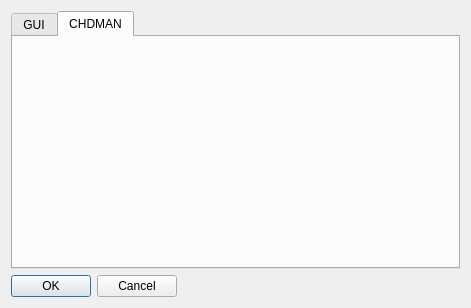
Qt form tools/qchdman/preferencesdialog.ui (qmc2/qmc2-mame-fe) before a commit.
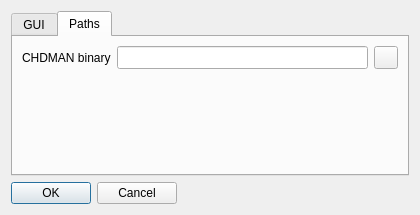
The same form after that commit. The open tabs and pages were chosen to show the change. Icons and pictures are not drawn.

Diff of the .ui file:
```diff
--- a/tools/qchdman/preferencesdialog.ui
+++ b/tools/qchdman/preferencesdialog.ui
@@ -6,8 +6,8 @@
    <rect>
     <x>0</x>
     <y>0</y>
-    <width>471</width>
-    <height>308</height>
+    <width>420</width>
+    <height>215</height>
    </rect>
   </property>
   <property name="windowTitle">
@@ -26,8 +26,54 @@
      </widget>
      <widget class="QWidget" name="tabCHDMAN">
       <attribute name="title">
-       <string>CHDMAN</string>
+       <string>Paths</string>
       </attribute>
+      <layout class="QGridLayout" name="gridLayout_2">
+       <item row="0" column="0">
+        <widget class="QLabel" name="labelChdmanBinary">
+         <property name="text">
+          <string>CHDMAN binary</string>
+         </property>
+        </widget>
+       </item>
+       <item row="0" column="1">
+        <widget class="QLineEdit" name="lineEditChdmanBinary">
+         <property name="sizePolicy">
+          <sizepolicy hsizetype="Expanding" vsizetype="Minimum">
+           <horstretch>0</horstretch>
+           <verstretch>0</verstretch>
+          </sizepolicy>
+         </property>
+        </widget>
+       </item>
+       <item row="0" column="2">
+        <widget class="QToolButton" name="toolButtonBrowseChdmanBinary">
+         <property name="sizePolicy">
+          <sizepolicy hsizetype="Fixed" vsizetype="Minimum">
+           <horstretch>0</horstretch>
+           <verstretch>0</verstretch>
+          </sizepolicy>
+         </property>
+         <property name="icon">
+          <iconset resource="qchdman.qrc">
+           <normaloff>:/data/img/fileopen.png</normaloff>:/data/img/fileopen.png</iconset>
+         </property>
+        </widget>
+       </item>
+       <item row="1" column="0">
+        <spacer name="verticalSpacer">
+         <property name="orientation">
+          <enum>Qt::Vertical</enum>
+         </property>
+         <property name="sizeHint" stdset="0">
+          <size>
+           <width>20</width>
+           <height>111</height>
+          </size>
+         </property>
+        </spacer>
+       </item>
+      </layout>
      </widget>
     </widget>
    </item>
```
Left out of the diff: 24 changed lines with no effect on the pictures.
